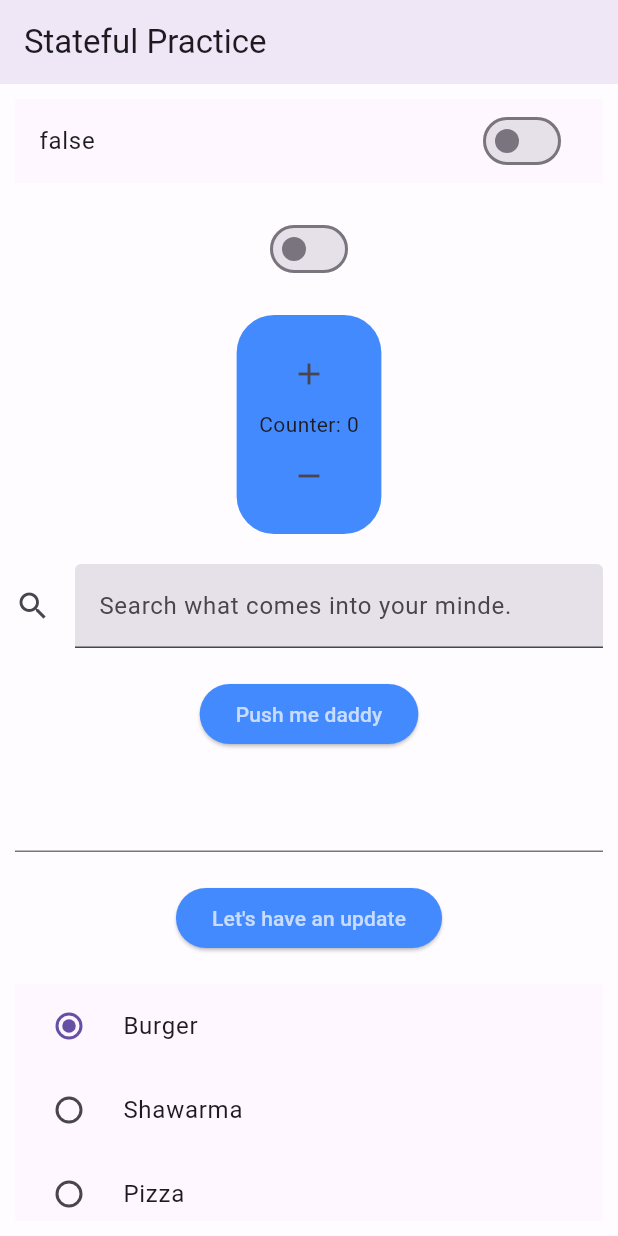
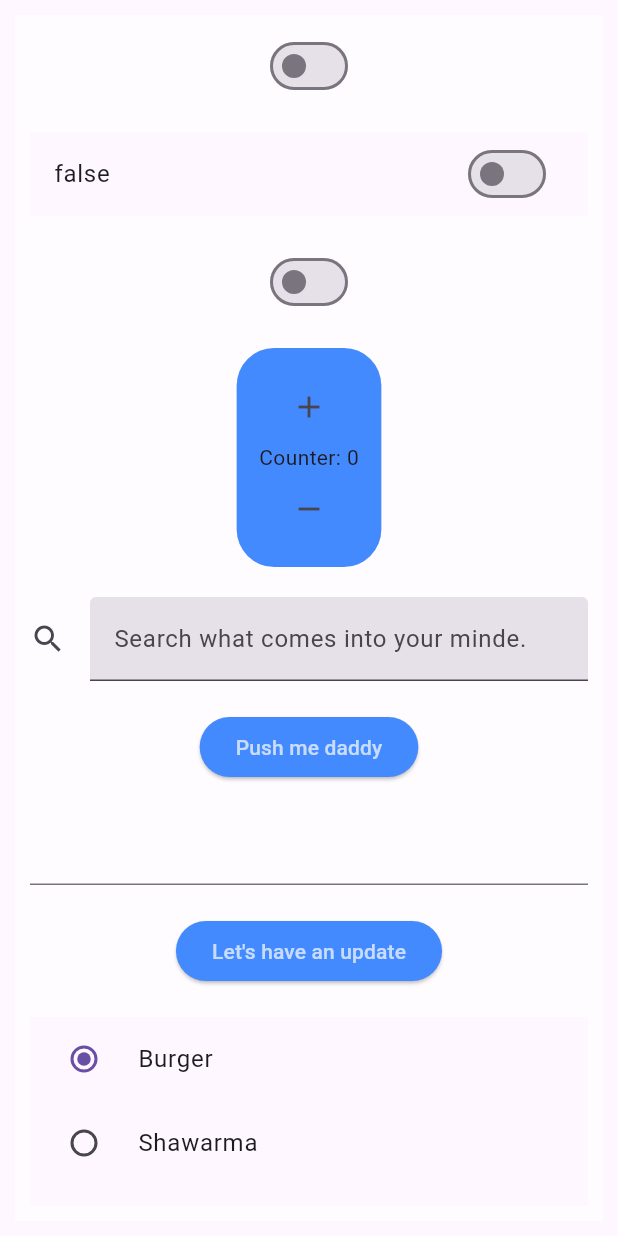
Before and after one commit to BugZilla27/BiteApp, a Flutter app: the screen it shows after launch, on a phone screen of 412 x 824 dp. Run offline on Flutter 3.47's test engine with Material 3 defaults, Android fonts, the phone set to English and light mode, and no system bars; our stand-ins replace google_fonts.

Commit message:
Flutter App drawer practice without Flutter AppBar

```diff
--- a/lib/counter_home_screen.dart
+++ b/lib/counter_home_screen.dart
@@ -14,6 +14,7 @@ class _CounterHomeScreenState extends State<CounterHomeScreen> {
 
   //Switch Wdiget Variables
   bool switchState = false;
+  bool openDrawer = false;
 
   //SwitchListTile Variable
   bool switchListTileState = false;
@@ -23,6 +24,7 @@ class _CounterHomeScreenState extends State<CounterHomeScreen> {
   String? foodChoice = 'Burger';
 
   GlobalKey<FormState> textFormKey = GlobalKey();
+  GlobalKey<ScaffoldState> scaffoldKey = GlobalKey();
 
   //TextField Controller Variable
   TextEditingController input = TextEditingController();
@@ -35,15 +37,31 @@ class _CounterHomeScreenState extends State<CounterHomeScreen> {
   @override
   Widget build(BuildContext context) {
     return Scaffold(
-      appBar: AppBar(title: Text('Stateful Practice'), elevation: 5),
+      key: scaffoldKey,
+      //appBar: AppBar(title: Text('Stateful Practice'), elevation: 5),
+      drawer: Drawer(backgroundColor: Colors.blueAccent),
       body: Container(
         color: Colors.white60,
         alignment: Alignment.topCenter,
+        margin: EdgeInsets.all(10),
         padding: EdgeInsets.all(10),
         child: SingleChildScrollView(
           child: Column(
             spacing: 20,
             children: [
+              Switch(
+                value: openDrawer,
+                onChanged: (value) {
+                  setState(() {
+                    openDrawer = value;
+                  });
+                  openDrawer
+                      ? scaffoldKey.currentState!.openDrawer()
+                      : openDrawer;
+                  print(openDrawer);
+                },
+              ),
+
               //SwitchListTile
               //The widget was wraped in Material widget due to a color splash ink error
               Material(
```
